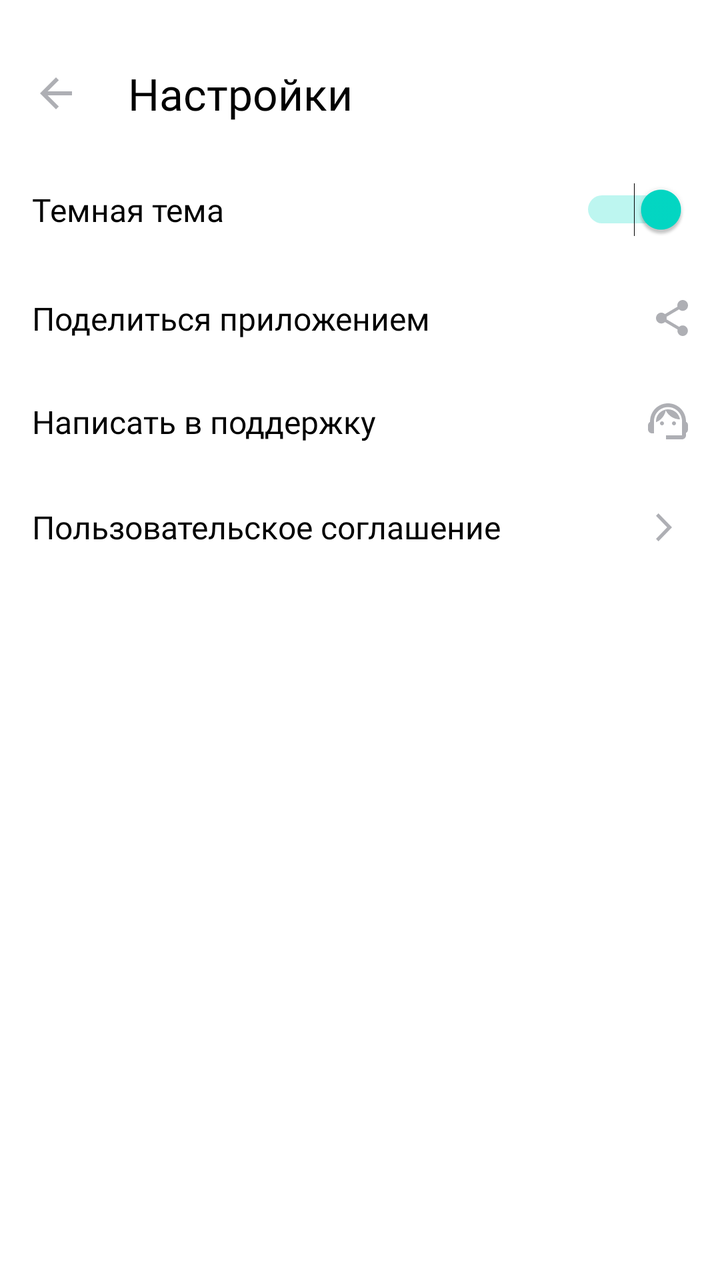
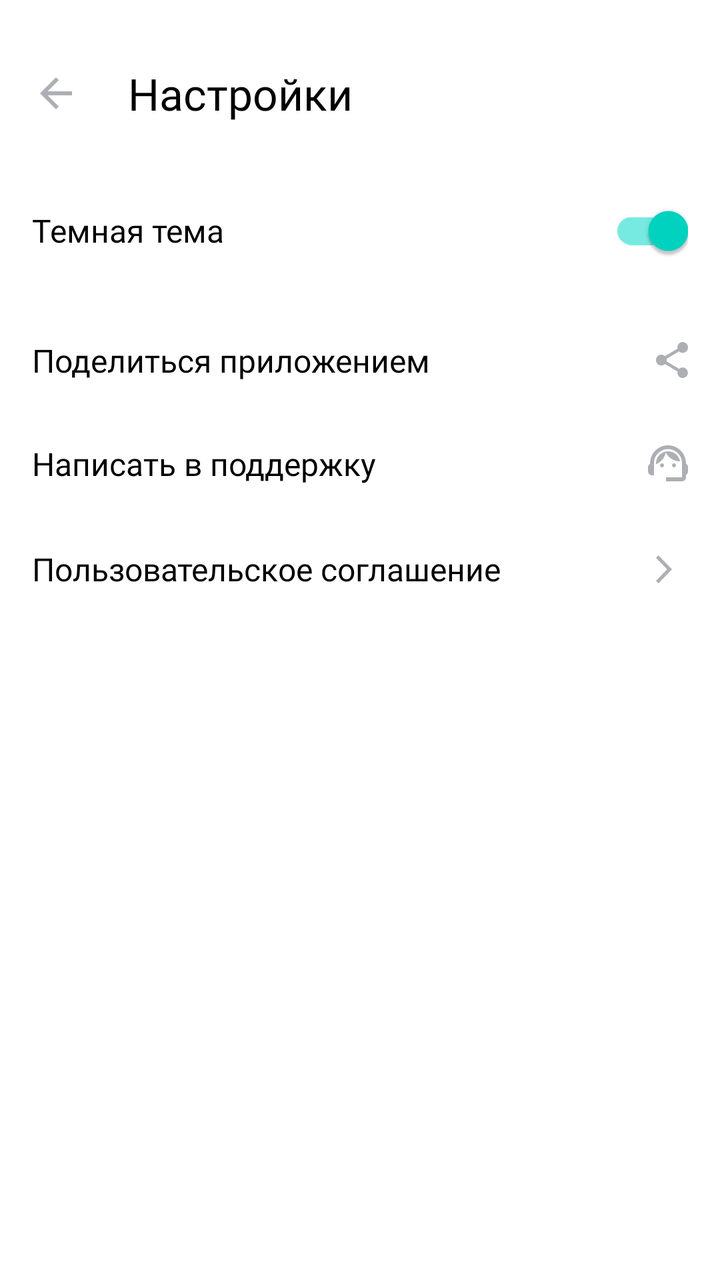

Two renders of the same Android screen: before a commit and after it. Below are the layout's source before the change and the commit's diff.
<!-- AndroidManifest.xml: application theme Theme.MaterialComponents.DayNight.NoActionBar -->
<!-- res/layout/activity_settings.xml -->
<?xml version="1.0" encoding="utf-8"?>
<LinearLayout xmlns:android="http://schemas.android.com/apk/res/android"
    xmlns:app="http://schemas.android.com/apk/res-auto"
    android:layout_width="match_parent"
    android:layout_height="match_parent"
    android:orientation="vertical"
    android:paddingLeft="16dp"
    android:paddingTop="22dp"
    android:paddingRight="16dp"
    android:paddingBottom="32dp"
    android:background="@color/settings_screen_background">

    <LinearLayout style="@style/LinearLayoutSettingsStyle">

        <ImageView
            android:id="@+id/settings_back"
            style="@style/IconSettingsStyle"
            android:layout_marginStart="0dp"
            android:layout_marginEnd="24dp"
            android:contentDescription="arrow"
            android:src="@drawable/ic_back_arrow_24" />

        <TextView
            android:layout_width="wrap_content"
            android:layout_height="wrap_content"
            android:text="@string/settings"
            style="@style/TextTitleStyle"
            android:textColor="@color/settings_text_color"/>
    </LinearLayout>

    <LinearLayout style="@style/LinearLayoutSettingsStyle">

        <TextView
            style="@style/TextSettingsStyle"
            android:text="@string/dark_theme" />

        <Switch
            android:id="@+id/switch_notifications"
            android:layout_width="wrap_content"
            android:layout_height="wrap_content"
            android:checked="true" />

    </LinearLayout>

    <LinearLayout style="@style/LinearLayoutSettingsStyle">

        <TextView
            style="@style/TextSettingsStyle"
            android:text="@string/share" />

        <ImageView
            style="@style/IconSettingsStyle"
            android:contentDescription="share"
            android:src="@drawable/share" />
    </LinearLayout>

    <LinearLayout style="@style/LinearLayoutSettingsStyle">

        <TextView
            style="@style/TextSettingsStyle"
            android:text="@string/support" />

        <ImageView
            style="@style/IconSettingsStyle"
            android:contentDescription="support"
            android:src="@drawable/support" />

    </LinearLayout>

    <LinearLayout style="@style/LinearLayoutSettingsStyle">

        <TextView
            style="@style/TextSettingsStyle"
            android:text="@string/agreement" />

        <ImageView
            style="@style/IconSettingsStyle"
            android:contentDescription="forward arrow"
            android:src="@drawable/ic_forward_arrow_24" />

    </LinearLayout>

</LinearLayout>
<!-- resources referenced by this layout -->
<resources>
  <color name="settings_screen_background">#FFFFFF</color>
  <color name="settings_text_color">#000000</color>
  <!-- drawable ic_back_arrow_24 (drawable) -->
  <vector xmlns:android="http://schemas.android.com/apk/res/android"
      android:width="24dp"
      android:height="24dp"
      android:viewportWidth="24"
      android:viewportHeight="24">
    <group>
      <clip-path
          android:pathData="M0,0h24v24h-24z"/>
      <path
          android:pathData="M20,11H7.83L13.42,5.41L12,4L4,12L12,20L13.41,18.59L7.83,13H20V11Z"
          android:fillColor="#1A1B22"/>
    </group>
  </vector>
  <!-- drawable ic_forward_arrow_24 (drawable) -->
  <vector xmlns:android="http://schemas.android.com/apk/res/android"
      android:width="24dp"
      android:height="24dp"
      android:viewportWidth="24"
      android:viewportHeight="24">
    <path
        android:pathData="M8,17.749L9.213,19L16,12L9.213,5L8,6.252L13.573,12L8,17.749Z"
        android:fillColor="#AEAFB4"/>
  </vector>
  <!-- drawable share (drawable) -->
  <vector xmlns:android="http://schemas.android.com/apk/res/android"
      android:width="16dp"
      android:height="18dp"
      android:viewportWidth="16"
      android:viewportHeight="18">
    <path
        android:pathData="M13.333,12.723C12.658,12.723 12.053,12.994 11.591,13.419L5.253,9.669C5.298,9.461 5.333,9.253 5.333,9.036C5.333,8.819 5.298,8.611 5.253,8.404L11.52,4.69C12,5.142 12.631,5.422 13.333,5.422C14.809,5.422 16,4.211 16,2.711C16,1.211 14.809,0 13.333,0C11.858,0 10.667,1.211 10.667,2.711C10.667,2.928 10.702,3.136 10.747,3.343L4.48,7.057C4,6.605 3.369,6.325 2.667,6.325C1.191,6.325 0,7.536 0,9.036C0,10.536 1.191,11.747 2.667,11.747C3.369,11.747 4,11.467 4.48,11.015L10.809,14.774C10.764,14.964 10.738,15.163 10.738,15.361C10.738,16.816 11.902,18 13.333,18C14.764,18 15.929,16.816 15.929,15.361C15.929,13.907 14.764,12.723 13.333,12.723Z"
        android:fillColor="#AEAFB4"/>
  </vector>
  <string name="agreement">Пользовательское соглашение</string>
  <string name="dark_theme">Темная тема</string>
  <string name="settings">Настройки</string>
  <string name="share">Поделиться приложением</string>
  <string name="support">Написать в поддержку</string>
  <style name="IconSettingsStyle">
          <item name="android:layout_width">wrap_content</item>
          <item name="android:layout_height">wrap_content</item>
          <item name="android:layout_marginStart">16dp</item>
          <item name="android:scaleType">centerInside</item>
          <item name="android:tint">@color/settings_icons_color</item>
  
      </style>
  <style name="LinearLayoutSettingsStyle">
          <item name="android:layout_width">match_parent</item>
          <item name="android:layout_height">wrap_content</item>
          <item name="android:layout_marginTop">10dp</item>
          <item name="android:layout_marginBottom">20dp</item>
          <item name="android:gravity">center_vertical</item>
          <item name="android:orientation">horizontal</item>
      </style>
  <style name="TextSettingsStyle">
          <item name="android:layout_width">0dp</item>
          <item name="android:layout_height">wrap_content</item>
          <item name="android:layout_weight">1</item>
          <item name="android:textColor">@color/settings_text_color</item>
          <item name="android:fontFamily">@font/ys_display_regular</item>
          <item name="android:textFontWeight">400</item>
          <item name="android:textSize">16sp</item>
      </style>
  <style name="TextTitleStyle">
          <item name="android:textSize">22sp</item>
          <item name="android:fontFamily">@font/ys_display_medium</item>
          <item name="android:textFontWeight">500</item>
          <item name="android:textAllCaps">false</item>
      </style>
  <color name="settings_icons_color">#AEAFB4</color>
  <!-- unchanged entries left out for length: 1 -->
</resources>

<!-- the commit's change to res/layout/activity_settings.xml (unified diff, before → after) -->
@@ -34,11 +34,13 @@
             style="@style/TextSettingsStyle"
             android:text="@string/dark_theme" />
 
-        <Switch
+        <com.google.android.material.switchmaterial.SwitchMaterial
             android:id="@+id/switch_notifications"
             android:layout_width="wrap_content"
             android:layout_height="wrap_content"
-            android:checked="true" />
+            android:checked="true"
+            app:trackTint="@color/switch_track"
+            app:thumbTint="@color/switch_thumb"/>
 
     </LinearLayout>
 
